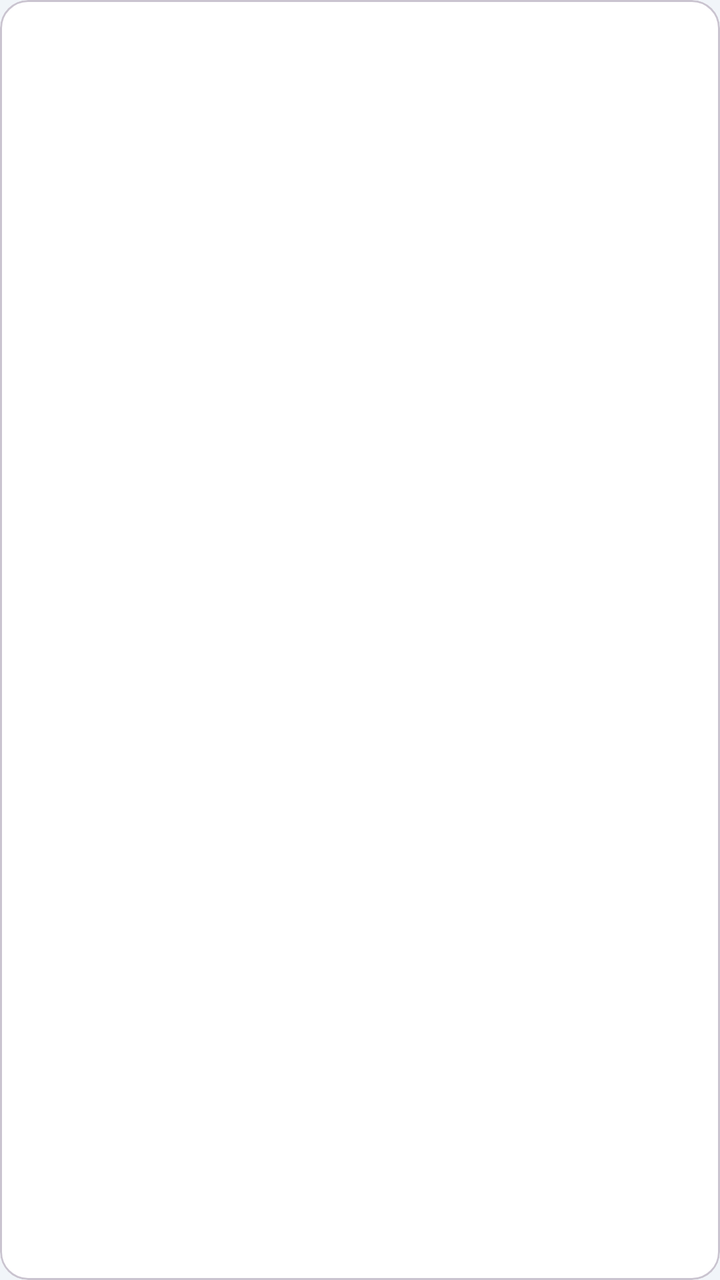
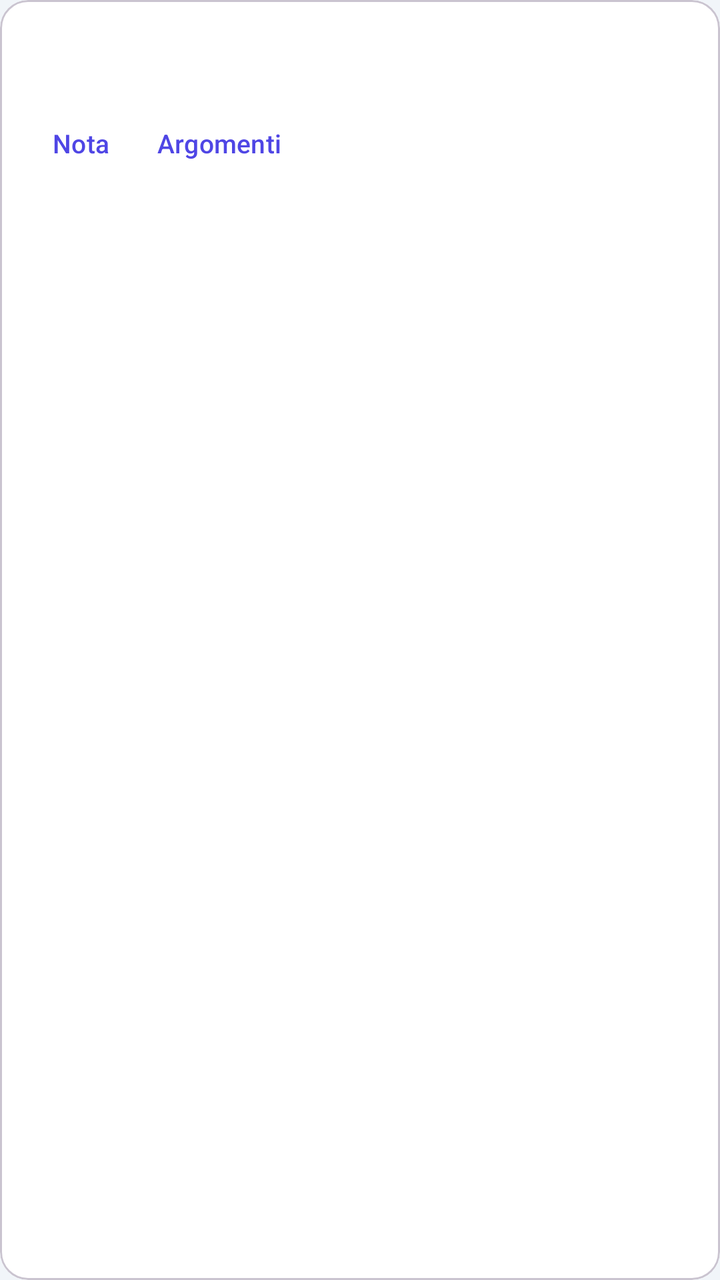

Compare the two renders of this Android layout. The source of the first and the diff that turns it into the second are given below.
<!-- AndroidManifest.xml: application theme Theme.LanQuiz -->
<!-- res/layout/item_review.xml -->
<?xml version="1.0" encoding="utf-8"?>
<com.google.android.material.card.MaterialCardView
    xmlns:android="http://schemas.android.com/apk/res/android"
    xmlns:app="http://schemas.android.com/apk/res-auto"
    android:layout_width="match_parent"
    android:layout_height="wrap_content"
    android:layout_marginTop="8dp"
    app:cardCornerRadius="14dp"
    app:contentPadding="14dp">

    <LinearLayout
        android:layout_width="match_parent"
        android:layout_height="wrap_content"
        android:orientation="vertical">

        <LinearLayout
            android:layout_width="match_parent"
            android:layout_height="wrap_content"
            android:orientation="horizontal">

            <TextView
                android:id="@+id/badge"
                android:layout_width="wrap_content"
                android:layout_height="wrap_content"
                android:layout_marginEnd="10dp"
                android:minWidth="30dp"
                android:gravity="center"
                android:paddingStart="8dp"
                android:paddingTop="2dp"
                android:paddingEnd="8dp"
                android:paddingBottom="2dp"
                android:textSize="13sp"
                android:textStyle="bold" />

            <TextView
                android:id="@+id/question"
                android:layout_width="0dp"
                android:layout_height="wrap_content"
                android:layout_weight="1"
                android:textColor="?attr/colorOnSurface"
                android:textSize="15sp"
                android:textStyle="bold" />
        </LinearLayout>

        <LinearLayout
            android:id="@+id/answers"
            android:layout_width="match_parent"
            android:layout_height="wrap_content"
            android:layout_marginTop="8dp"
            android:orientation="vertical" />

        <TextView
            android:id="@+id/explanation"
            android:layout_width="match_parent"
            android:layout_height="wrap_content"
            android:layout_marginTop="8dp"
            android:textColor="@color/muted"
            android:textSize="13sp"
            android:visibility="gone" />
    </LinearLayout>
</com.google.android.material.card.MaterialCardView>
<!-- resources referenced by this layout -->
<resources>
  <color name="muted">#64748B</color>
  <style name="Theme.LanQuiz" parent="Theme.Material3.DayNight.NoActionBar">
          <item name="colorPrimary">@color/indigo</item>
          <item name="colorOnPrimary">#FFFFFF</item>
          <item name="colorPrimaryContainer">@color/indigo_soft</item>
          <item name="colorSecondary">@color/indigo</item>
          <item name="android:colorBackground">@color/bg</item>
          <item name="colorSurface">@color/surface</item>
          <item name="colorSurfaceVariant">@color/surface2</item>
          <item name="colorOnSurface">@color/on_surface</item>
          <item name="colorError">@color/ko</item>
          <item name="android:statusBarColor">@color/surface</item>
          <item name="android:navigationBarColor">@color/bg</item>
          <item name="android:windowLightStatusBar">true</item>
      </style>
  <color name="indigo">#4F46E5</color>
  <color name="indigo_soft">#EEF2FF</color>
  <color name="bg">#F1F5F9</color>
  <color name="surface">#FFFFFF</color>
  <color name="surface2">#E2E8F0</color>
  <color name="on_surface">#0F172A</color>
  <color name="ko">#DC2626</color>
</resources>

<!-- the commit's change to res/layout/item_review.xml (unified diff, before → after) -->
@@ -57,5 +57,65 @@
             android:textColor="@color/muted"
             android:textSize="13sp"
             android:visibility="gone" />
+
+        <TextView
+            android:id="@+id/note"
+            android:layout_width="match_parent"
+            android:layout_height="wrap_content"
+            android:layout_marginTop="8dp"
+            android:textSize="13sp"
+            android:textStyle="italic"
+            android:visibility="gone" />
+
+        <TextView
+            android:id="@+id/tags"
+            android:layout_width="match_parent"
+            android:layout_height="wrap_content"
+            android:layout_marginTop="6dp"
+            android:textColor="@color/indigo"
+            android:textSize="12sp"
+            android:visibility="gone" />
+
+        <LinearLayout
+            android:layout_width="match_parent"
+            android:layout_height="wrap_content"
+            android:layout_marginTop="4dp"
+            android:orientation="horizontal">
+
+            <com.google.android.material.button.MaterialButton
+                android:id="@+id/btn_note"
+                style="@style/Widget.Material3.Button.TextButton"
+                android:layout_width="wrap_content"
+                android:layout_height="wrap_content"
+                android:minWidth="0dp"
+                android:paddingStart="8dp"
+                android:paddingEnd="8dp"
+                android:text="@string/nota"
+                android:textSize="13sp" />
+
+            <com.google.android.material.button.MaterialButton
+                android:id="@+id/btn_tags"
+                style="@style/Widget.Material3.Button.TextButton"
+                android:layout_width="wrap_content"
+                android:layout_height="wrap_content"
+                android:minWidth="0dp"
+                android:paddingStart="8dp"
+                android:paddingEnd="8dp"
+                android:text="@string/argomenti"
+                android:textSize="13sp" />
+
+            <Space
+                android:layout_width="0dp"
+                android:layout_height="1dp"
+                android:layout_weight="1" />
+
+            <TextView
+                android:id="@+id/box"
+                android:layout_width="wrap_content"
+                android:layout_height="wrap_content"
+                android:gravity="center_vertical"
+                android:textColor="@color/muted"
+                android:textSize="12sp" />
+        </LinearLayout>
     </LinearLayout>
 </com.google.android.material.card.MaterialCardView>
<!-- resource entries referenced after the edit -->
@@ -1,6 +1,9 @@
 <!-- resources referenced by this layout -->
 <resources>
+  <color name="indigo">#4F46E5</color>
   <color name="muted">#64748B</color>
+  <string name="argomenti">Argomenti</string>
+  <string name="nota">Nota</string>
   <style name="Theme.LanQuiz" parent="Theme.Material3.DayNight.NoActionBar">
           <item name="colorPrimary">@color/indigo</item>
           <item name="colorOnPrimary">#FFFFFF</item>
@@ -15,7 +18,6 @@
           <item name="android:navigationBarColor">@color/bg</item>
           <item name="android:windowLightStatusBar">true</item>
       </style>
-  <color name="indigo">#4F46E5</color>
   <color name="indigo_soft">#EEF2FF</color>
   <color name="bg">#F1F5F9</color>
   <color name="surface">#FFFFFF</color>
